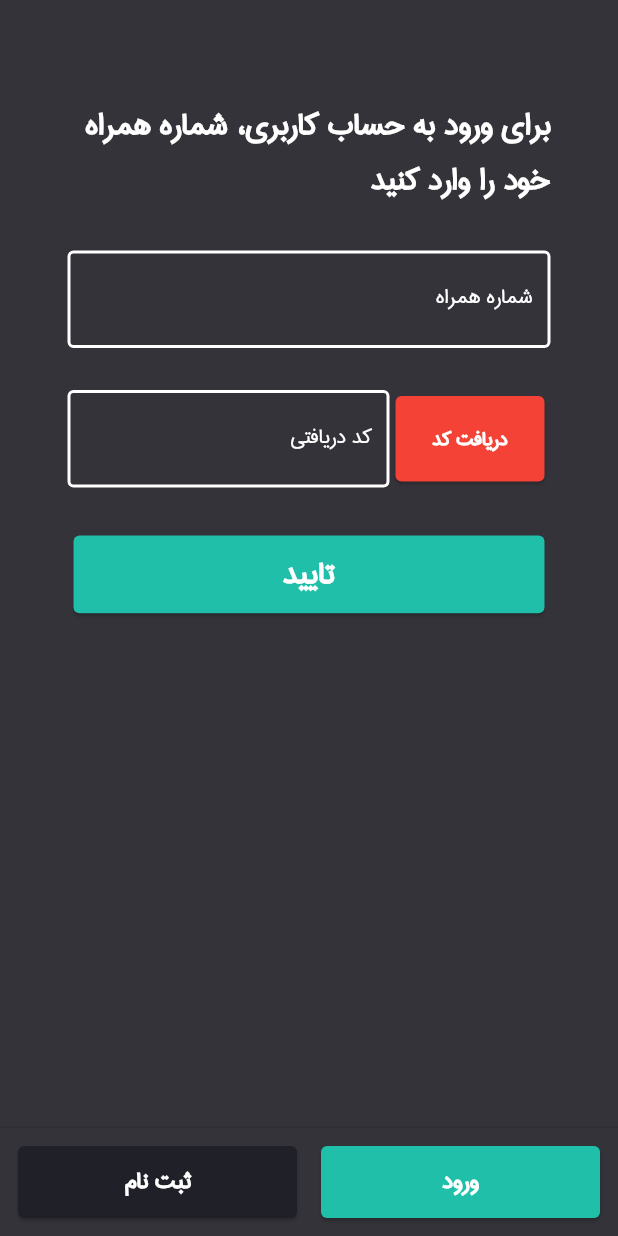
After one commit to aRmanNM/AudioShop, a Flutter app: the LoginPage screen opened directly, on a phone screen of 412 x 824 dp. The commit adds this screen. Run offline on Flutter 3.47's test engine with Material 2 defaults, Android fonts, the phone set to English and light mode, and no system bars; our stand-ins replace audioplayers, carousel_slider, curved_navigation_bar, flutter_cache_manager, flutter_secure_storage, flutter_spinkit and 2 more; missing offline and left inert: firebase_admob; accounts and stored records are empty; network calls fail.

Commit message:
added signin and signup pages

```diff
--- a/API/appsettings.Development.json
+++ b/API/appsettings.Development.json
@@ -19,6 +19,6 @@
     "Issuer": "issuer path"
   },
 
-  "SMSSender": "sender_number",
-  "SMSAPIKey": "api_key"
+  "SMSSender": "1000596446",
+  "SMSAPIKey": "47674F4D6631515650654A4A384E35566E4B73773144785A663350425A5664746762366C6D7252446A6F343D"
 }
--- /dev/null
+++ b/mobile/lib/screens/checkout_page.dart
@@ -0,0 +1,16 @@
+import 'package:flutter/material.dart';
+
+class CheckOutPage extends StatefulWidget {
+
+  CheckOutPage();
+
+  @override
+  _CheckOutPageState createState() => _CheckOutPageState();
+}
+
+class _CheckOutPageState extends State<CheckOutPage> {
+  @override
+  Widget build(BuildContext context) {
+    return Container();
+  }
+}
--- a/mobile/lib/screens/home_page.dart
+++ b/mobile/lib/screens/home_page.dart
@@ -3,14 +3,16 @@ import 'package:firebase_admob/firebase_admob.dart';
 import 'package:flutter/material.dart';
 import 'package:carousel_slider/carousel_slider.dart';
 import 'package:flutter_cache_manager/flutter_cache_manager.dart';
+import 'package:flutter_secure_storage/flutter_secure_storage.dart';
 import 'package:flutter_spinkit/flutter_spinkit.dart';
 import 'package:fluttertoast/fluttertoast.dart';
 import 'package:intl/intl.dart';
 import 'package:mobile/models/course.dart';
+import 'package:mobile/screens/checkout_page.dart';
+import 'package:mobile/screens/login_page.dart';
 import 'package:mobile/services/course_service.dart';
 import 'package:mobile/store/course_store.dart';
 import 'package:provider/provider.dart';
-
 import 'course_page.dart';
 
 class HomePage extends StatefulWidget {
@@ -24,6 +26,7 @@ class HomePage extends StatefulWidget {
 }
 
 class _HomePageState extends State<HomePage> {
+  final secureStorage = FlutterSecureStorage();
   double width = 0;
   double height = 0;
   List<Widget> coursesList = List<Widget>();
@@ -41,6 +44,7 @@ class _HomePageState extends State<HomePage> {
   void initState() {
     super.initState();
     courses = getCourses();
+    loginStatement();
   }
 
   Future<List<Course>> getCourses() async {
@@ -292,6 +296,17 @@ class _HomePageState extends State<HomePage> {
                             borderRadius: BorderRadius.circular(15.0),
                           ),
                           child: TextButton(
+                            onPressed: (){
+                              if(courseStore.isLoggedIn)
+                                Navigator.push(context, MaterialPageRoute(builder: (context){
+                                  return CheckOutPage();
+                                }));
+                              else{
+                                Navigator.push(context, MaterialPageRoute(builder: (context){
+                                  return LoginPage();
+                                }));
+                              }
+                            },
                             child: Center(
                               child: Text(
                                   'ادامه خرید',
@@ -364,10 +379,17 @@ class _HomePageState extends State<HomePage> {
     );
   }
 
+  Future loginStatement() async{
+    String token = await secureStorage.read(key: 'token');
+    if(token.isNotEmpty && !courseStore.isTokenExpired(token))
+      courseStore.setUserDetails(token);
+  }
+
   @override
   Widget build(BuildContext context) {
     courseStore = Provider.of<CourseStore>(context);
     courseStore.setAllCourses(courseList);
+
 
     // FirebaseAdMob.instance
     //     .initialize(appId: "ca-app-pub-6716792328957551~1144830596")
--- /dev/null
+++ b/mobile/lib/screens/login_page.dart
@@ -0,0 +1,334 @@
+import 'package:flutter/material.dart';
+
+enum FormName{
+  SignIn,
+  SignUp,
+}
+
+class LoginPage extends StatefulWidget {
+
+  LoginPage();
+
+  @override
+  _LoginPageState createState() => _LoginPageState();
+}
+
+class _LoginPageState extends State<LoginPage> {
+
+  var formName = FormName.SignIn;
+  TextEditingController phoneNumberController = new TextEditingController();
+  TextEditingController nameController = new TextEditingController();
+  TextEditingController verificationCodeController = new TextEditingController();
+
+  Widget authForm(FormName formName){
+    if(formName == FormName.SignIn)
+      return SingleChildScrollView(
+        child: Padding(
+          padding: const EdgeInsets.fromLTRB(45,65,45,0),
+          child: IntrinsicWidth(
+            child: Column(
+              crossAxisAlignment: CrossAxisAlignment.stretch,
+              children: <Widget>[
+                Center(
+                  child: Text(
+                    'برای ورود به حساب کاربری، شماره همراه خود را وارد کنید',
+                    style: TextStyle(
+                      fontSize: 25,
+                      fontWeight: FontWeight.bold
+                    ),
+                  ),
+                ),
+                Padding(
+                  padding: const EdgeInsets.only(top: 28.0),
+                  child: TextField(
+                    style: TextStyle(
+                      decorationColor: Colors.black,
+                      color: Colors.white
+                    ),
+                    keyboardType: TextInputType.phone,
+                    decoration: InputDecoration(
+                      enabledBorder: OutlineInputBorder(
+                        borderSide: BorderSide(color: Colors.white, width: 2.0),
+                      ),
+                      focusedBorder: OutlineInputBorder(
+                        borderSide: BorderSide(color: Colors.white, width: 2.0),
+                      ),
+                      border: OutlineInputBorder(),
+                      labelStyle: TextStyle(color: Colors.white,),
+                      labelText: 'شماره همراه',
+                    ),
+                    controller: phoneNumberController,
+                  ),
+                ),
+                Padding(
+                  padding: const EdgeInsets.only(top: 28.0),
+                  child: IntrinsicHeight(
+                    child: Row(
+                      crossAxisAlignment: CrossAxisAlignment.stretch,
+                      children: <Widget>[
+                        Expanded(
+                          flex: 1,
+                          child: Card(
+                            color: Colors.red,
+                            child: TextButton(
+                              onPressed: (){
+                                setState(() {
+                                  //TODO Receive Token Verification Code
+                                });
+                              },
+                              child: Text(
+                                'دریافت کد',
+                                style: TextStyle(
+                                  fontSize: 16,
+                                  fontWeight: FontWeight.bold,
+                                  color: Colors.white,
+                                ),
+                              ),
+                            ),
+                          ),
+                        ),
+                        Expanded(
+                          flex: 2,
+                          child: TextField(
+                            style: TextStyle(
+                              color: Colors.white
+                            ),
+                            keyboardType: TextInputType.phone,
+                            decoration: InputDecoration(
+                              border: OutlineInputBorder(),
+                              enabledBorder: OutlineInputBorder(
+                                borderSide: BorderSide(color: Colors.white, width: 2.0),
+                              ),
+                              focusedBorder: OutlineInputBorder(
+                                borderSide: BorderSide(color: Colors.white, width: 2.0),
+                              ),
+                              labelText: 'کد دریافتی',
+                              labelStyle: TextStyle(color: Colors.white,),
+                            ),
+                            controller: verificationCodeController,
+                          ),
+                        ),
+                      ],
+                    ),
+                  ),
+                ),
+                Padding(
+                  padding: const EdgeInsets.only(top: 28.0),
+                  child: Card(
+                    color: Color(0xFF20BFA9),
+                    child: TextButton(
+                      onPressed: (){
+                        setState(() {
+                          //TODO SignIn Method
+                        });
+                      },
+                      child: Text(
+                        'تایید',
+                        style: TextStyle(
+                          fontSize: 25,
+                          fontWeight: FontWeight.bold,
+                          color: Colors.white,
+                        ),
+                      ),
+                    ),
+                  ),
+                ),
+              ],
+            ),
+          ),
+        ),
+      );
+    else
+      return SingleChildScrollView(
+        child: Padding(
+          padding: const EdgeInsets.fromLTRB(45,65,45,0),
+          child: IntrinsicWidth(
+            child: Column(
+              crossAxisAlignment: CrossAxisAlignment.stretch,
+              children: <Widget>[
+                Center(
+                  child: Text(
+                    'برای ثبت نام، اطلاعات خود را وارد کنید',
+                    style: TextStyle(
+                        fontSize: 25,
+                        fontWeight: FontWeight.bold
+                    ),
+                  ),
+                ),
+                Padding(
+                  padding: const EdgeInsets.only(top: 28.0),
+                  child: TextField(
+                    style: TextStyle(
+                        decorationColor: Colors.black,
+                        color: Colors.white
+                    ),
+                    keyboardType: TextInputType.text,
+                    decoration: InputDecoration(
+                      enabledBorder: OutlineInputBorder(
+                        borderSide: BorderSide(color: Colors.white, width: 2.0),
+                      ),
+                      focusedBorder: OutlineInputBorder(
+                        borderSide: BorderSide(color: Colors.white, width: 2.0),
+                      ),
+                      border: OutlineInputBorder(),
+                      labelStyle: TextStyle(color: Colors.white,),
+                      labelText: 'نام',
+                    ),
+                    controller: nameController,
+                  ),
+                ),
+                Padding(
+                  padding: const EdgeInsets.only(top: 28.0),
+                  child: TextField(
+                    style: TextStyle(
+                        decorationColor: Colors.black,
+                        color: Colors.white
+                    ),
+                    keyboardType: TextInputType.phone,
+                    decoration: InputDecoration(
+                      enabledBorder: OutlineInputBorder(
+                        borderSide: BorderSide(color: Colors.white, width: 2.0),
+                      ),
+                      focusedBorder: OutlineInputBorder(
+                        borderSide: BorderSide(color: Colors.white, width: 2.0),
+                      ),
+                      border: OutlineInputBorder(),
+                      labelStyle: TextStyle(color: Colors.white,),
+                      labelText: 'شماره همراه',
+                    ),
+                    controller: phoneNumberController,
+                  ),
+                ),
+                Padding(
+                  padding: const EdgeInsets.only(top: 28.0),
+                  child: IntrinsicHeight(
+                    child: Row(
+                      crossAxisAlignment: CrossAxisAlignment.stretch,
+                      children: <Widget>[
+                        Expanded(
+                          flex: 1,
+                          child: Card(
+                            color: Colors.red,
+                            child: TextButton(
+                              onPressed: (){
+                                setState(() {
+                                  //TODO Receive Token Verification Code
+                                });
+                              },
+                              child: Text(
+                                'دریافت کد',
+                                style: TextStyle(
+                                  fontSize: 16,
+                                  fontWeight: FontWeight.bold,
+                                  color: Colors.white,
+                                ),
+                              ),
+                            ),
+                          ),
+                        ),
+                        Expanded(
+                          flex: 2,
+                          child: TextField(
+                            style: TextStyle(
+                                color: Colors.white
+                            ),
+                            keyboardType: TextInputType.phone,
+                            decoration: InputDecoration(
+                              border: OutlineInputBorder(),
+                              enabledBorder: OutlineInputBorder(
+                                borderSide: BorderSide(color: Colors.white, width: 2.0),
+                              ),
+                              focusedBorder: OutlineInputBorder(
+                                borderSide: BorderSide(color: Colors.white, width: 2.0),
+                              ),
+                              labelText: 'کد دریافتی',
+                              labelStyle: TextStyle(color: Colors.white,),
+                            ),
+                            controller: verificationCodeController,
+                          ),
+                        ),
+                      ],
+                    ),
+                  ),
+                ),
+                Padding(
+                  padding: const EdgeInsets.only(top: 28.0),
+                  child: Card(
+                    color: Color(0xFF20BFA9),
+                    child: TextButton(
+                      onPressed: (){
+                        setState(() {
+                          //TODO SignIn Method
+                        });
+                      },
+                      child: Text(
+                        'تایید',
+                        style: TextStyle(
+                          fontSize: 25,
+                          fontWeight: FontWeight.bold,
+                          color: Colors.white,
+                        ),
+                      ),
+                    ),
+                  ),
+                ),
+              ],
+            ),
+          ),
+        ),
+      );
+  }
+
+  @override
+  Widget build(BuildContext context) {
+    return Scaffold(
+      body: authForm(formName),
+      persistentFooterButtons: <Widget>[
+        SizedBox(
+          width: MediaQuery.of(context).size.width / 2 - 12,
+          child: Card(
+            color: formName == FormName.SignIn ?
+            Color(0xFF20BFA9) : Color(0xFF202028),
+            child: TextButton(
+              onPressed: (){
+                setState(() {
+                  formName = FormName.SignIn;
+                });
+              },
+              child: Text(
+                'ورود',
+                style: TextStyle(
+                  fontSize: 19,
+                  fontWeight: FontWeight.bold,
+                  color: Colors.white,
+                ),
+              ),
+            ),
+          ),
+        ),
+        SizedBox(
+          width: MediaQuery.of(context).size.width / 2 - 12,
+          child: Card(
+            color: formName == FormName.SignUp ?
+            Color(0xFF20BFA9) : Color(0xFF202028),
+            child: TextButton(
+              onPressed: (){
+                setState(() {
+                  formName = FormName.SignUp;
+                });
+              },
+              child: Text(
+                'ثبت نام',
+                style: TextStyle(
+                  fontSize: 19,
+                  fontWeight: FontWeight.bold,
+                  color: Colors.white,
+                ),
+              ),
+            ),
+          ),
+        ),
+      ],
+    );
+  }
+}
--- a/mobile/lib/store/course_store.dart
+++ b/mobile/lib/store/course_store.dart
@@ -1,4 +1,5 @@
-import 'package:flutter/cupertino.dart';
+import 'package:flutter/material.dart';
+import 'package:jwt_decoder/jwt_decoder.dart';
 import 'package:mobile/models/course.dart';
 
 class CourseStore extends ChangeNotifier{
@@ -7,6 +8,11 @@ class CourseStore extends ChangeNotifier{
   List<Course> _basket = [];
   Course _currentCourse;
 
+  String _userId;
+  String _displayName;
+  String _token;
+  bool _isLoggedIn = false;
+
   CourseStore(){
     notifyListeners();
   }
@@ -14,6 +20,11 @@ class CourseStore extends ChangeNotifier{
   List<Course> get courses => _courses;
   List<Course> get basket => _basket;
   Course get currentCourse => _currentCourse;
+
+  String get userId => _userId;
+  String get displayName => _displayName;
+  String get token => _token;
+  bool get isLoggedIn => _isLoggedIn;
 
   setAllCourses(List<Course> allCourses){
     this._courses = allCourses;
@@ -28,7 +39,7 @@ class CourseStore extends ChangeNotifier{
         .firstWhere((x) => x.id == toBeAddedCourse.id, orElse: () => null);
 
     if(similarCourse == null) {
-      basket.add(toBeAddedCourse);
+      _basket.add(toBeAddedCourse);
       notifyListeners();
       return true;
     }
@@ -36,7 +47,23 @@ class CourseStore extends ChangeNotifier{
   }
 
   deleteCourseFromBasket(Course toBeDeletedCourse){
-    basket.remove(toBeDeletedCourse);
+    _basket.remove(toBeDeletedCourse);
+    notifyListeners();
+  }
+
+  bool isTokenExpired(String receivedToken){
+    _isLoggedIn = JwtDecoder.isExpired(receivedToken);
+    return _isLoggedIn;
+  }
+
+  setUserDetails(String receivedToken){
+
+    Map<String, dynamic> decodedToken = JwtDecoder.decode(receivedToken);
+
+    _userId = decodedToken['nameid'];
+    _displayName = decodedToken['given_name'];
+    _token = receivedToken;
+
     notifyListeners();
   }
 }
--- a/mobile/pubspec.yaml
+++ b/mobile/pubspec.yaml
@@ -9,6 +9,8 @@ environment:
   sdk: ">=2.7.0 <3.0.0"
 
 dependencies:
+  jwt_decoder: ^1.0.3
+  flutter_secure_storage: ^3.3.5
   intl: ">=0.14.0"
   provider: ^4.3.2+3
   flutter_cache_manager: ^2.1.0
```
Also changed, not shown: mobile/pubspec.lock, 2 other files.
